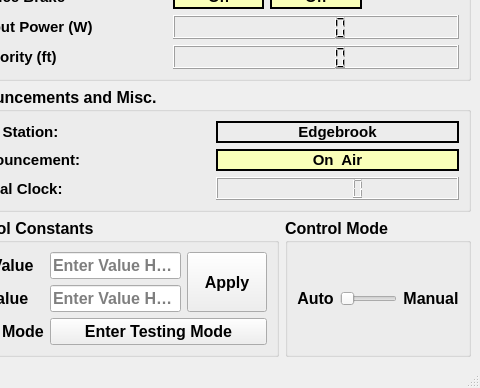
The window that UI_Files/train_controller.ui (connor-marsh/ECE1140ChooChoo) describes before a commit, drawn with Qt 5; both pictures show x 480 to 960 and y 152 to 540 of the 960 by 540 pixel window.
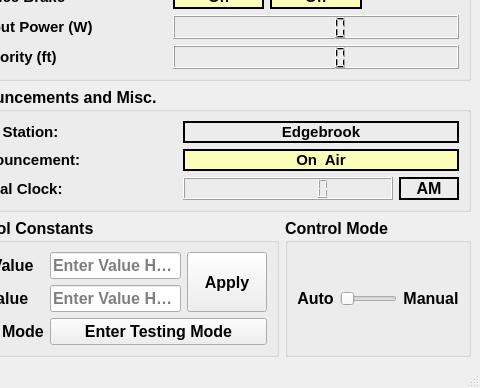
The same window after the commit. Icons and pictures are not drawn.

Commit message: Some displays and emergency lights work - need to add more logic

```diff
--- a/UI_Files/train_controller.ui
+++ b/UI_Files/train_controller.ui
@@ -94,63 +94,6 @@
         <layout class="QGridLayout" name="gridLayout_11">
          <item row="0" column="0">
           <layout class="QGridLayout" name="gridLayout_3">
-           <item row="1" column="1">
-            <widget class="QLabel" name="announcement_light">
-             <property name="font">
-              <font>
-               <pointsize>11</pointsize>
-               <weight>75</weight>
-               <bold>true</bold>
-              </font>
-             </property>
-             <property name="styleSheet">
-              <string notr="true">background-color: rgb(250, 255, 185);</string>
-             </property>
-             <property name="frameShape">
-              <enum>QFrame::WinPanel</enum>
-             </property>
-             <property name="text">
-              <string>On  Air</string>
-             </property>
-             <property name="alignment">
-              <set>Qt::AlignCenter</set>
-             </property>
-            </widget>
-           </item>
-           <item row="2" column="0">
-            <widget class="QLabel" name="label_17">
-             <property name="font">
-              <font>
-               <pointsize>11</pointsize>
-               <weight>75</weight>
-               <bold>true</bold>
-              </font>
-             </property>
-             <property name="text">
-              <string>Global Clock:</string>
-             </property>
-            </widget>
-           </item>
-           <item row="0" column="1">
-            <widget class="QLabel" name="next_station_label">
-             <property name="font">
-              <font>
-               <pointsize>11</pointsize>
-               <weight>75</weight>
-               <bold>true</bold>
-              </font>
-             </property>
-             <property name="frameShape">
-              <enum>QFrame::WinPanel</enum>
-             </property>
-             <property name="text">
-              <string>Edgebrook</string>
-             </property>
-             <property name="alignment">
-              <set>Qt::AlignCenter</set>
-             </property>
-            </widget>
-           </item>
            <item row="0" column="0">
             <widget class="QLabel" name="label_9">
              <property name="font">
@@ -165,6 +108,20 @@
              </property>
             </widget>
            </item>
+           <item row="2" column="0">
+            <widget class="QLabel" name="label_17">
+             <property name="font">
+              <font>
+               <pointsize>11</pointsize>
+               <weight>75</weight>
+               <bold>true</bold>
+              </font>
+             </property>
+             <property name="text">
+              <string>Global Clock:</string>
+             </property>
+            </widget>
+           </item>
            <item row="1" column="0">
             <widget class="QLabel" name="label_15">
              <property name="font">
@@ -181,6 +138,9 @@
            </item>
            <item row="2" column="1">
             <widget class="QLCDNumber" name="global_clock_lcd">
+             <property name="digitCount">
+              <number>8</number>
+             </property>
              <property name="mode">
               <enum>QLCDNumber::Dec</enum>
              </property>
@@ -189,6 +149,68 @@
              </property>
             </widget>
            </item>
+           <item row="2" column="2">
+            <widget class="QLabel" name="am_pm_label">
+             <property name="maximumSize">
+              <size>
+               <width>60</width>
+               <height>16777215</height>
+              </size>
+             </property>
+             <property name="frameShape">
+              <enum>QFrame::WinPanel</enum>
+             </property>
+             <property name="text">
+              <string>AM</string>
+             </property>
+             <property name="alignment">
+              <set>Qt::AlignCenter</set>
+             </property>
+            </widget>
+           </item>
+           <item row="0" column="1" colspan="2">
+            <widget class="QLabel" name="next_station_label">
+             <property name="font">
+              <font>
+               <pointsize>11</pointsize>
+               <weight>75</weight>
+               <bold>true</bold>
+              </font>
+             </property>
+             <property name="frameShape">
+              <enum>QFrame::WinPanel</enum>
+             </property>
+             <property name="text">
+              <string>Edgebrook</string>
+             </property>
+             <property name="alignment">
+              <set>Qt::AlignCenter</set>
+             </property>
+            </widget>
+           </item>
+           <item row="1" column="1" colspan="2">
+            <widget class="QLabel" name="announcement_light">
+             <property name="font">
+              <font>
+               <pointsize>11</pointsize>
+               <weight>75</weight>
+               <bold>true</bold>
+              </font>
+             </property>
+             <property name="styleSheet">
+              <string notr="true">background-color: rgb(250, 255, 185);</string>
+             </property>
+             <property name="frameShape">
+              <enum>QFrame::WinPanel</enum>
+             </property>
+             <property name="text">
+              <string>On  Air</string>
+             </property>
+             <property name="alignment">
+              <set>Qt::AlignCenter</set>
+             </property>
+            </widget>
+           </item>
           </layout>
          </item>
         </layout>
```
The commit also changes 2 other files.
